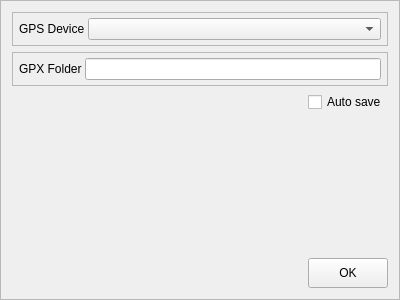
This is Pilocik/gpsoptionswindow.ui in dotevo/Pilocik as Qt 5 draws it before an edit. The edited form follows.
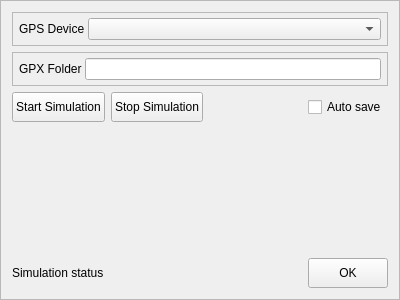
This is the edited form.

```diff
--- a/Pilocik/gpsoptionswindow.ui
+++ b/Pilocik/gpsoptionswindow.ui
@@ -20,7 +20,7 @@
    <enum>QFrame::Raised</enum>
   </property>
   <layout class="QGridLayout" name="gridLayout">
-   <item row="0" column="0" colspan="2">
+   <item row="0" column="0" colspan="4">
     <widget class="QFrame" name="deviceFrame">
      <property name="frameShape">
       <enum>QFrame::StyledPanel</enum>
@@ -64,7 +64,7 @@
      </layout>
     </widget>
    </item>
-   <item row="1" column="0" colspan="2">
+   <item row="1" column="0" colspan="4">
     <widget class="QFrame" name="gpxFolderFrame">
      <property name="frameShape">
       <enum>QFrame::StyledPanel</enum>
@@ -101,7 +101,14 @@
      </layout>
     </widget>
    </item>
-   <item row="3" column="0">
+   <item row="2" column="3">
+    <widget class="QCheckBox" name="autosaveCheckBox">
+     <property name="text">
+      <string>Auto save</string>
+     </property>
+    </widget>
+   </item>
+   <item row="5" column="0">
     <spacer name="verticalSpacer">
      <property name="orientation">
       <enum>Qt::Vertical</enum>
@@ -114,7 +121,7 @@
      </property>
     </spacer>
    </item>
-   <item row="4" column="1">
+   <item row="7" column="3">
     <widget class="QPushButton" name="okButton">
      <property name="sizePolicy">
       <sizepolicy hsizetype="Fixed" vsizetype="Fixed">
@@ -133,10 +140,39 @@
      </property>
     </widget>
    </item>
+   <item row="2" column="0">
+    <widget class="QPushButton" name="startSimButton">
+     <property name="minimumSize">
+      <size>
+       <width>0</width>
+       <height>30</height>
+      </size>
+     </property>
+     <property name="text">
+      <string>Start Simulation</string>
+     </property>
+    </widget>
+   </item>
    <item row="2" column="1">
-    <widget class="QCheckBox" name="autosaveCheckBox">
+    <widget class="QPushButton" name="stopSimButton">
+     <property name="minimumSize">
+      <size>
+       <width>0</width>
+       <height>30</height>
+      </size>
+     </property>
      <property name="text">
-      <string>Auto save</string>
+      <string>Stop Simulation</string>
+     </property>
+    </widget>
+   </item>
+   <item row="7" column="0" colspan="3">
+    <widget class="QLabel" name="label">
+     <property name="text">
+      <string>Simulation status</string>
+     </property>
+     <property name="margin">
+      <number>6</number>
      </property>
     </widget>
    </item>
```
